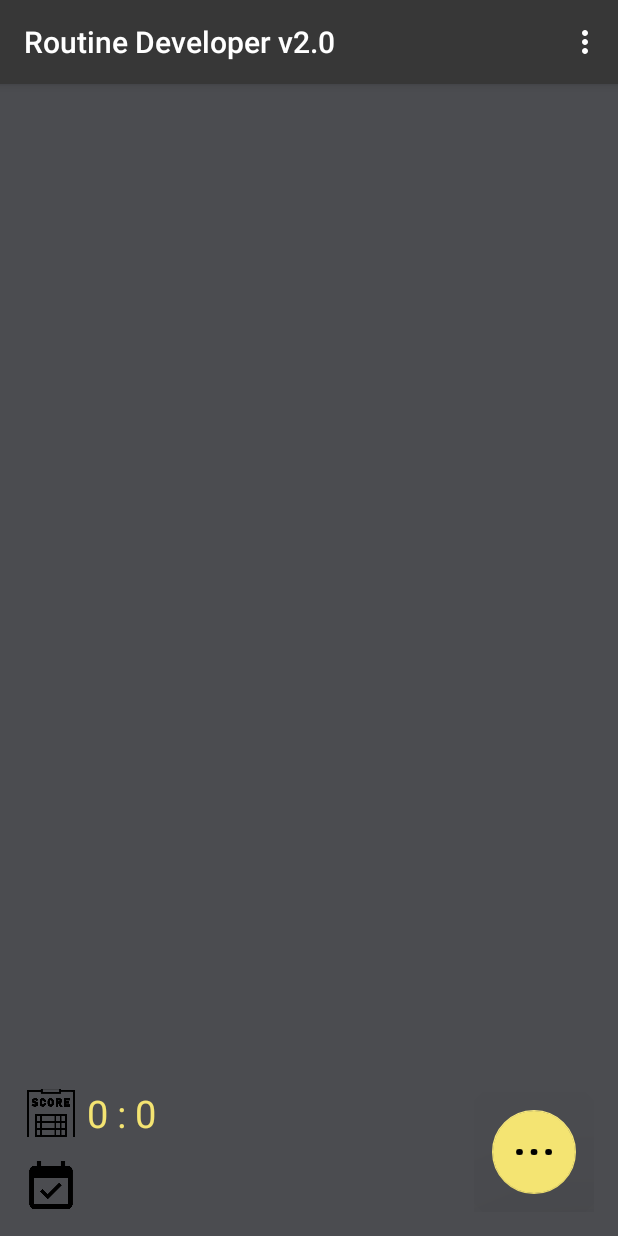
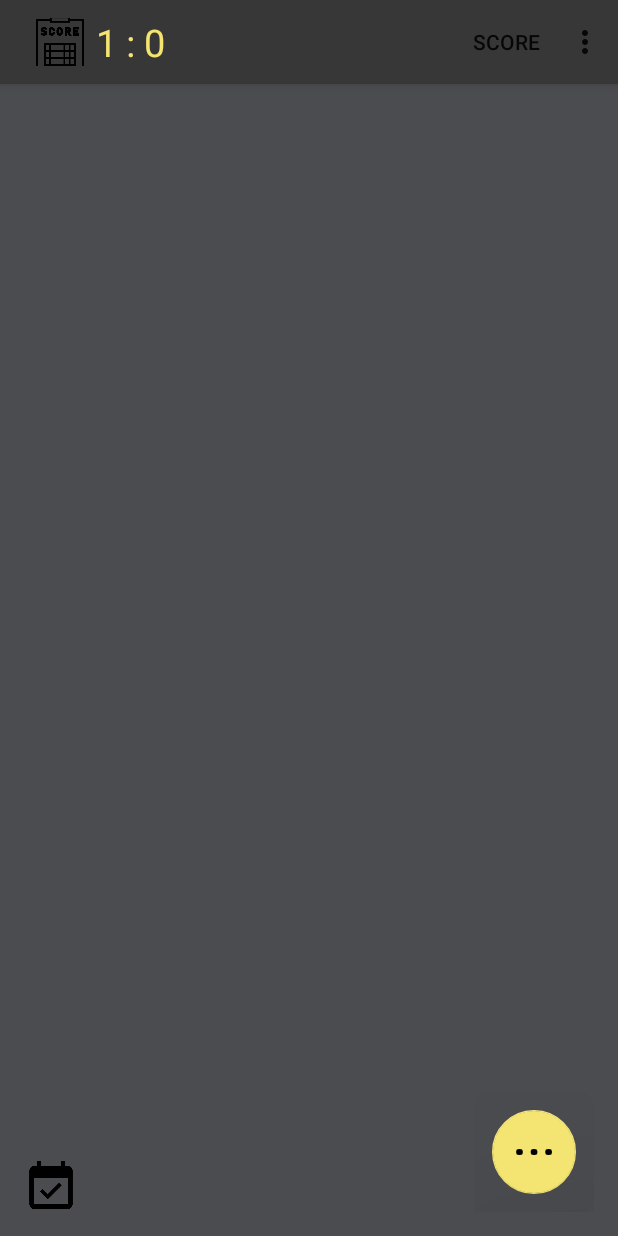
Before and after one commit to jasper55/RoutineDeveloper_v2, an Android app: the screen it shows after launch (OverviewActivity), on a phone screen of 412 x 824 dp. Run offline under Robolectric (Android 15) with nearby library versions, the phone set to English and light mode, and no system bars; libraries missing offline, so code that uses them is left out: jp.wasabeef.blurry.

Commit message:
Create custom App Bar myPrefs not working yet

```diff
--- a/app/src/main/AndroidManifest.xml
+++ b/app/src/main/AndroidManifest.xml
@@ -11,8 +11,8 @@
         android:theme="@style/AppTheme">
         <activity
             android:name=".OverviewActivity"
-            android:label="@string/app_name"
-            android:theme="@style/AppTheme.NoActionBar">
+
+            android:theme="@style/CustomTheme">
             <intent-filter>
                 <action android:name="android.intent.action.MAIN" />
                 <category android:name="android.intent.category.LAUNCHER" />
--- a/app/src/main/java/com/example/app/jasper/routinedeveloper_v2/BackgroundTasks.java
+++ b/app/src/main/java/com/example/app/jasper/routinedeveloper_v2/BackgroundTasks.java
@@ -18,11 +18,11 @@ import static android.content.Context.MODE_PRIVATE;
 public class BackgroundTasks {
 
     private MySharedPrefs myPrefs;
-    private List<Todo> todoList;
-    private Context context;
-    private SQLCRUDOperations crudOperations;
-    private TextView challengeEndingDate, textViewPlus, textViewMinus;
-    private Todo item;
+    private static List<Todo> todoList;
+    private static Context context;
+    private static SQLCRUDOperations crudOperations;
+    private static TextView challengeEndingDate, textViewPlus, textViewMinus;
+    private static Todo item;
 
     private static final String SHARED_PREFS = "sharedPrefs";
     private static final String DATE = "date";
@@ -32,25 +32,23 @@ public class BackgroundTasks {
     private static final String FIRSTSTART = "firstStart";
     private String date, prefs_scorePlus, prefs_scoreMinus;
 
-    public void listenForScoreUpdates() {
-        Calendar calendar = Calendar.getInstance();
+    public void loadPrefs(){
+        SharedPreferences sharedPreferences = context.getSharedPreferences(SHARED_PREFS, MODE_PRIVATE);
 
-        int currentday = calendar.get(Calendar.DAY_OF_YEAR);
+        date = sharedPreferences.getString(DATE, "");
+        prefs_scorePlus = sharedPreferences.getString(SCOREPLUS, "0");
+        prefs_scoreMinus = sharedPreferences.getString(SCOREMINUS, "0");
+    }
+
+    public void checkIsDateChanged(String date, CharSequence text, CharSequence textViewMinusText) {
+
+        int currentday = Calendar.getInstance().DAY_OF_YEAR;
         SharedPreferences sharedPreferences = context.getSharedPreferences(SHARED_PREFS, MODE_PRIVATE);
         int lastday = sharedPreferences.getInt(STOREDDAY, 0);
 
         if (currentday != lastday) {
-            calendar.setTimeInMillis(System.currentTimeMillis());
-            calendar.set(Calendar.HOUR_OF_DAY, 23);
-            calendar.set(Calendar.MINUTE, 59);
-            calendar.set(Calendar.SECOND, 59);
 
-            long currentTime = Calendar.getInstance().getTimeInMillis();
-            long updateTimeTimeInMillis = calendar.getTimeInMillis();
-
-            if (currentTime > updateTimeTimeInMillis) {
-                summUpCheckBoxes(todoList);
-            }
+            summUpCheckBoxes(todoList);
             SharedPreferences.Editor editor = sharedPreferences.edit();
             editor.putInt(STOREDDAY, currentday);
             editor.apply();
@@ -59,6 +57,7 @@ public class BackgroundTasks {
 
     protected void summUpCheckBoxes(List<Todo> todoList) {
 
+        loadPrefs();
         int doneCounter = Integer.parseInt(prefs_scorePlus);
         int undoneCounter = Integer.parseInt(prefs_scoreMinus);
 
--- a/app/src/main/java/com/example/app/jasper/routinedeveloper_v2/OverviewActivity.java
+++ b/app/src/main/java/com/example/app/jasper/routinedeveloper_v2/OverviewActivity.java
@@ -2,6 +2,7 @@ package com.example.app.jasper.routinedeveloper_v2;
 
 import android.animation.Animator;
 import android.annotation.SuppressLint;
+import android.app.ActionBar;
 import android.app.AlarmManager;
 import android.app.DatePickerDialog;
 import android.app.PendingIntent;
@@ -18,7 +19,6 @@ import android.support.v7.widget.LinearLayoutManager;
 import android.support.v7.widget.RecyclerView;
 import android.support.v7.widget.Toolbar;
 import android.util.Log;
-import android.view.ContextMenu;
 import android.view.View;
 import android.view.Menu;
 import android.view.MenuItem;
@@ -85,7 +85,6 @@ public class OverviewActivity extends AppCompatActivity {
         super.onCreate(savedInstanceState);
 
         setContentView(R.layout.layout_overview);
-
 
         this.crudOperations = new SQLCRUDOperations(this);
         this.myPrefs = new MySharedPrefs(this);
@@ -181,13 +180,27 @@ public class OverviewActivity extends AppCompatActivity {
     private void instantiateViewElements() {
         //setUpListView();
         initRecyclerViewList();
+        challengeEndingDate = findViewById(R.id.tvDate);
+        initActionBar();
+        //initStandartToolbar();
+    }
 
-        challengeEndingDate = findViewById(R.id.tvDate);
+    private void initStandartToolbar() {
+        Toolbar toolbar = findViewById(R.id.toolbar);
+        setSupportActionBar(toolbar);
+    }
+
+    private void initActionBar(){
+        getSupportActionBar().setDisplayOptions(ActionBar.DISPLAY_SHOW_CUSTOM);
+        getSupportActionBar().setDisplayShowCustomEnabled(true);
+        getSupportActionBar().setCustomView(R.layout.custom_action_bar_layout);
+        View view =getSupportActionBar().getCustomView();
+        initScoreContainer();
+    }
+
+    private void initScoreContainer() {
         this.textViewPlus = findViewById(R.id.scorePlus);
         this.textViewMinus = findViewById(R.id.scoreMinus);
-
-        Toolbar toolbar = findViewById(R.id.toolbar);
-        setSupportActionBar(toolbar);
     }
 
     private void initRecyclerViewList() {
@@ -399,13 +412,37 @@ public class OverviewActivity extends AppCompatActivity {
     @Override
     protected void onPause() {
         super.onPause();
-        backgroundTask.listenForScoreUpdates();
+        backgroundTask.checkIsDateChanged(myPrefs.date, textViewPlus.getText(), textViewMinus.getText());
     }       // onPause - end
+
+    @Override
+    protected void onRestart() {
+        super.onRestart();
+        backgroundTask.checkIsDateChanged(myPrefs.date, textViewPlus.getText(), textViewMinus.getText());
+        myPrefs.loadSharedPrefs();
+        myPrefs.applyPrefsToView(challengeEndingDate, textViewPlus, textViewMinus);
+    }
+
+    @Override
+    protected void onStop() {
+        super.onStop();
+        myPrefs.loadSharedPrefs();
+        myPrefs.applyPrefsToView(challengeEndingDate, textViewPlus, textViewMinus);
+    }
+
+    @Override
+    protected void onDestroy() {
+        super.onDestroy();
+        myPrefs.loadSharedPrefs();
+        myPrefs.applyPrefsToView(challengeEndingDate, textViewPlus, textViewMinus);
+    }
 
     @Override
     protected void onResume() {
         super.onResume();
-        backgroundTask.listenForScoreUpdates();
+        this.backgroundTask = new BackgroundTasks(this, todoList, myPrefs, crudOperations, challengeEndingDate, textViewPlus, textViewMinus);
+
+        backgroundTask.checkIsDateChanged(myPrefs.date, textViewPlus.getText(), textViewMinus.getText());
         myPrefs.loadSharedPrefs();
         myPrefs.applyPrefsToView(challengeEndingDate, textViewPlus, textViewMinus);
     }       //onResume - end
--- a/app/src/main/java/com/example/app/jasper/routinedeveloper_v2/model/MySharedPrefs.java
+++ b/app/src/main/java/com/example/app/jasper/routinedeveloper_v2/model/MySharedPrefs.java
@@ -18,7 +18,9 @@ public class MySharedPrefs {
     private static final String SCOREMINUS = "scoreMinus";
     private static final String STOREDDAY = "storedDay";
     private static final String FIRSTSTART = "firstStart";
-    private String date, prefs_scorePlus, prefs_scoreMinus;
+    public static String date;
+    private static String prefs_scorePlus;
+    private static String prefs_scoreMinus;
     private Context context;
 
     public void saveCurrentDateToPrefs() {
--- a/app/src/main/res/layout/content_main.xml
+++ b/app/src/main/res/layout/content_main.xml
@@ -47,49 +47,7 @@
             android:gravity="bottom">
 
 
-        <LinearLayout
-            android:layout_width="wrap_content"
-            android:layout_height="wrap_content"
-            android:gravity="center_vertical"
-            android:orientation="horizontal">
 
-            <ImageView
-                android:layout_width="32dp"
-                android:layout_height="32dp"
-                android:layout_margin="8dp"
-                android:scaleType="centerCrop"
-                app:srcCompat="@drawable/scoreboard" />
-
-            <TextView
-                android:id="@+id/scorePlus"
-                android:layout_width="wrap_content"
-                android:layout_height="wrap_content"
-                android:textColor="@color/colorAccent"
-                android:textSize="25sp">
-                android:textFontWeight="bold"
-            </TextView>
-
-            <TextView
-                android:layout_width="wrap_content"
-                android:layout_height="wrap_content"
-                android:text=" : "
-                android:textColor="@color/colorAccent"
-                android:textSize="25sp">
-                <!--android:textFontWeight="bold"-->
-
-            </TextView>
-
-            <TextView
-                android:id="@+id/scoreMinus"
-                android:layout_width="wrap_content"
-                android:layout_height="wrap_content"
-                android:textColor="@color/colorAccent"
-                android:textSize="25sp">
-                <!--android:textFontWeight="bold"-->
-            </TextView>
-
-
-        </LinearLayout> <!-- display Score data -->
         <LinearLayout
             android:layout_width="wrap_content"
             android:layout_height="wrap_content"
--- /dev/null
+++ b/app/src/main/res/layout/custom_action_bar_layout.xml
@@ -0,0 +1,56 @@
+<?xml version="1.0" encoding="utf-8"?>
+<TableLayout xmlns:android="http://schemas.android.com/apk/res/android"
+    android:layout_width="match_parent"
+    android:layout_height="wrap_content"
+    xmlns:app="http://schemas.android.com/apk/res-auto">
+
+    <TableRow>
+        <LinearLayout
+            android:id="@+id/appbar_score_container"
+            android:layout_width="wrap_content"
+            android:layout_height="wrap_content"
+            android:gravity="center_vertical"
+            android:orientation="horizontal">
+
+            <ImageView
+                android:layout_width="32dp"
+                android:layout_height="32dp"
+                android:layout_margin="8dp"
+                android:scaleType="centerCrop"
+                app:srcCompat="@drawable/scoreboard" />
+
+            <TextView
+                android:id="@+id/scorePlus"
+                android:layout_width="wrap_content"
+                android:layout_height="wrap_content"
+                android:textColor="@color/colorAccent"
+                android:textSize="25sp">
+                android:textFontWeight="bold"
+            </TextView>
+
+            <TextView
+                android:layout_width="wrap_content"
+                android:layout_height="wrap_content"
+                android:text=" : "
+                android:textColor="@color/colorAccent"
+                android:textSize="25sp">
+                <!--android:textFontWeight="bold"-->
+
+            </TextView>
+
+            <TextView
+                android:id="@+id/scoreMinus"
+                android:layout_width="wrap_content"
+                android:layout_height="wrap_content"
+                android:textColor="@color/colorAccent"
+                android:textSize="25sp">
+                <!--android:textFontWeight="bold"-->
+            </TextView>
+
+
+        </LinearLayout> <!-- display Score data -->
+
+
+    </TableRow>
+
+</TableLayout>
--- a/app/src/main/res/layout/layout_overview.xml
+++ b/app/src/main/res/layout/layout_overview.xml
@@ -4,20 +4,8 @@
     android:layout_width="match_parent"
     android:layout_height="match_parent">
 
-    <android.support.design.widget.AppBarLayout
-        android:id="@+id/toolbarLayout"
-        android:layout_width="match_parent"
-        android:layout_height="wrap_content"
-        android:theme="@style/AppTheme.AppBarOverlay"
-        android:background="?attr/colorPrimary" >
 
-        <android.support.v7.widget.Toolbar
-            android:id="@+id/toolbar"
-            android:layout_width="match_parent"
-            android:layout_height="?attr/actionBarSize"
-            />
-
-    </android.support.design.widget.AppBarLayout>
+    <!--<include layout="@layout/toolbar"/>-->
 
     <include layout="@layout/content_main" />
 
--- /dev/null
+++ b/app/src/main/res/layout/toolbar.xml
@@ -0,0 +1,17 @@
+<?xml version="1.0" encoding="utf-8"?>
+
+    <android.support.design.widget.AppBarLayout
+        xmlns:android="http://schemas.android.com/apk/res/android"
+        android:id="@+id/toolbarLayout"
+        android:layout_width="match_parent"
+        android:layout_height="wrap_content"
+        android:theme="@style/AppTheme.AppBarOverlay"
+        android:background="?attr/colorPrimary" >
+
+        <android.support.v7.widget.Toolbar
+            android:id="@+id/toolbar"
+            android:layout_width="match_parent"
+            android:layout_height="?attr/actionBarSize"
+            />
+
+</android.support.design.widget.AppBarLayout>
--- a/app/src/main/res/menu/menu_overview.xml
+++ b/app/src/main/res/menu/menu_overview.xml
@@ -4,6 +4,58 @@
     tools:context="com.example.app.jasper.routinedeveloper_v2.OverviewActivity"
     android:gravity="right">
 
+    <item
+        android:id="@+id/score"
+        android:title="score"
+        android:layout_width="wrap_content"
+        app:showAsAction="ifRoom">
+
+    <LinearLayout
+        android:id="@+id/appbar_score_container"
+        android:layout_width="wrap_content"
+        android:layout_height="wrap_content"
+        android:gravity="center_vertical"
+        android:orientation="horizontal">
+
+        <ImageView
+            android:layout_width="32dp"
+            android:layout_height="32dp"
+            android:layout_margin="8dp"
+            android:scaleType="centerCrop"
+            app:srcCompat="@drawable/scoreboard" />
+
+        <TextView
+            android:id="@+id/scorePlus"
+            android:layout_width="wrap_content"
+            android:layout_height="wrap_content"
+            android:textColor="@color/colorAccent"
+            android:textSize="25sp">
+            android:textFontWeight="bold"
+        </TextView>
+
+        <TextView
+            android:layout_width="wrap_content"
+            android:layout_height="wrap_content"
+            android:text=" : "
+            android:textColor="@color/colorAccent"
+            android:textSize="25sp">
+            <!--android:textFontWeight="bold"-->
+
+        </TextView>
+
+        <TextView
+            android:id="@+id/scoreMinus"
+            android:layout_width="wrap_content"
+            android:layout_height="wrap_content"
+            android:textColor="@color/colorAccent"
+            android:textSize="25sp">
+            <!--android:textFontWeight="bold"-->
+        </TextView>
+
+
+    </LinearLayout> <!-- display Score data -->
+
+    </item>
 
     <item
         android:id="@+id/clearScore"
--- a/app/src/main/res/values/styles.xml
+++ b/app/src/main/res/values/styles.xml
@@ -1,8 +1,20 @@
 <resources>
 
     <!-- Base application theme. -->
-    <style name="AppTheme" parent="Theme.AppCompat.Light.DarkActionBar">
+    <style name="AppTheme" parent="Theme.AppCompat.Light.NoActionBar">
         <!-- Customize your theme here. -->
+        <item name="colorPrimary">@color/colorPrimary2</item>
+        <item name="colorPrimaryDark">@color/colorPrimary2</item>
+        <item name="colorAccent">@color/colorAccent</item>
+        <item name="android:colorBackground">@color/colorBackground</item>
+        <item name="android:textColor">@color/textLight</item>
+    </style>
+
+    <style name="CustomTheme" parent="Theme.AppCompat.Light">
+
+        <item name="contentInsetStart">0dp</item>
+        <item name="contentInsetEnd">0dp</item>
+
         <item name="colorPrimary">@color/colorPrimary2</item>
         <item name="colorPrimaryDark">@color/colorPrimary2</item>
         <item name="colorAccent">@color/colorAccent</item>
```
